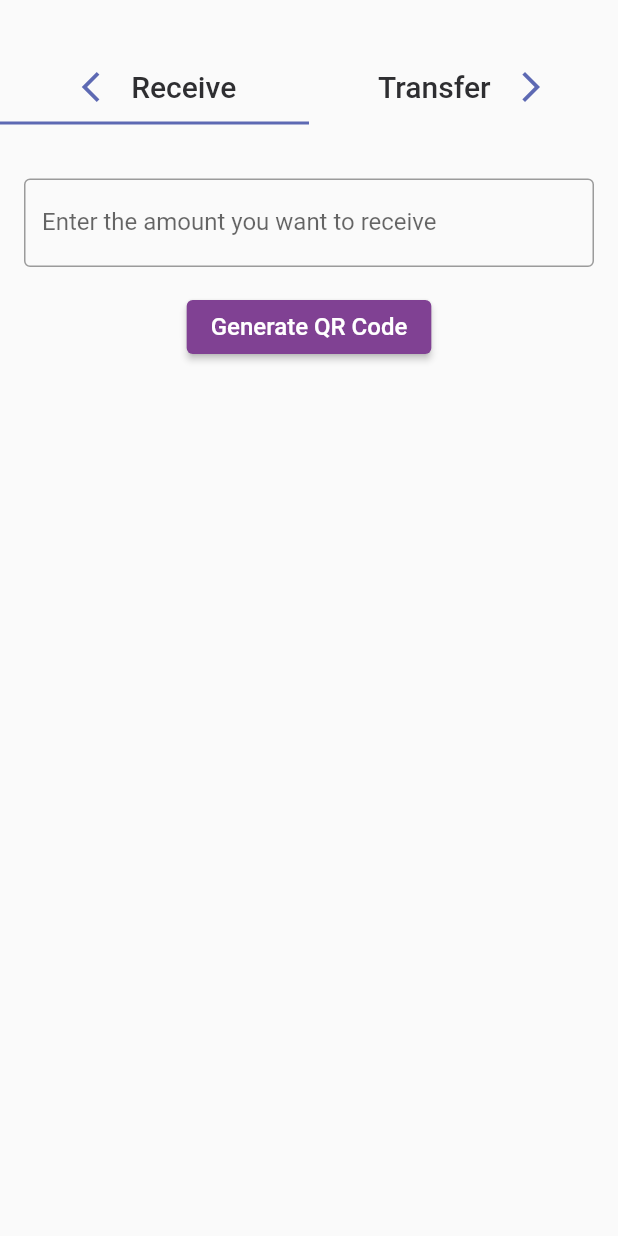
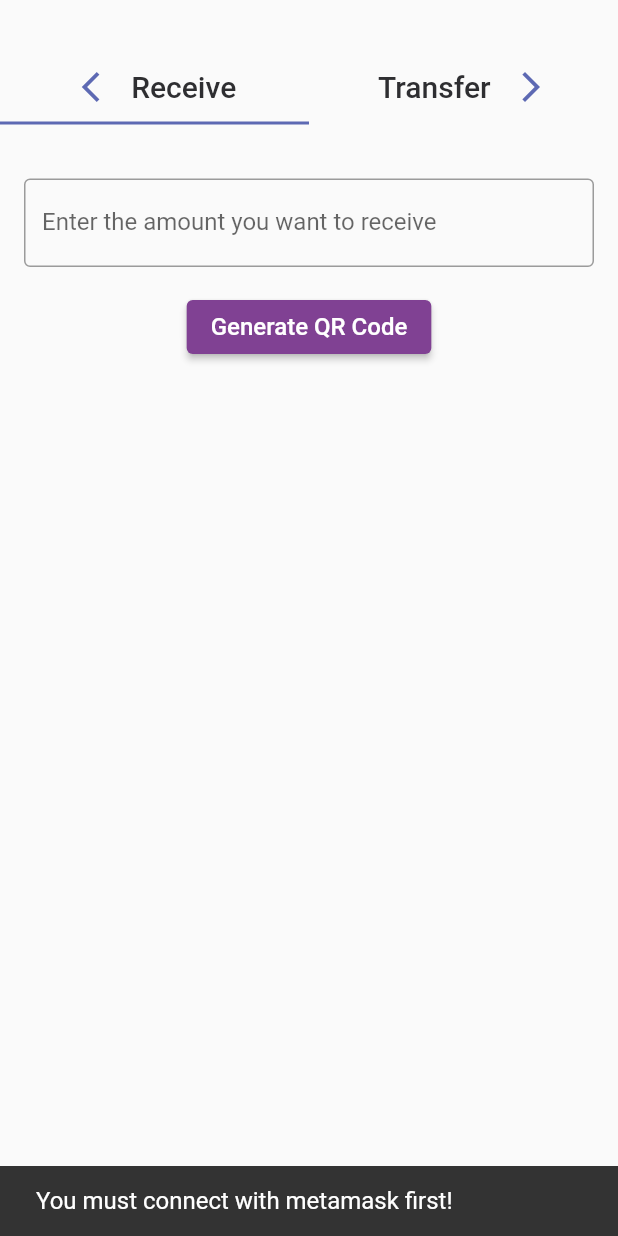
Before and after one commit to selinkeles/suPayment, a Flutter app: the TransferPage screen opened directly, after a tap on "Generate QR Code", on a phone screen of 412 x 824 dp. Run offline on Flutter 3.47's test engine with Material 2 defaults, Android fonts, the light colour scheme and no system bars; our stand-ins replace qr_flutter, socket_io_client; missing offline and left inert: qr_code_scanner, wallet_connect, wallet_connect_dart_v2, walletconnect_dart, web3dart; network calls fail.

Commit message:
Transfer pages metamask connection check

```diff
--- a/frontend/app/lib/pages/transaction_pages/transfer_page.dart
+++ b/frontend/app/lib/pages/transaction_pages/transfer_page.dart
@@ -136,9 +136,20 @@ class _TransferPageState extends State<TransferPage> {
                           ),
                           onPressed: () {
                             setState(() {
-                              _qrData = _amountController.text +
+                              if (walletProvider.wallet?.wallet_id != null) {
+                                _qrData = _amountController.text +
                                   "|" +
                                   walletProvider.wallet!.wallet_id;
+                              }
+                              else {
+                                ScaffoldMessenger.of(context).showSnackBar(SnackBar(
+                                content: AppText(
+                                  text: "You must connect with metamask first!",
+                                  color: Colors.white,
+                                ),
+                                duration: const Duration(seconds: 1),
+                              ));
+                              }
                               print(_qrData);
                             });
                           },
@@ -188,7 +199,17 @@ class _TransferPageState extends State<TransferPage> {
                           const SizedBox(height: 20),
                           ElevatedButton(
                             onPressed: () {
-                              _startScan();
+                              if (walletProvider.wallet?.wallet_id != null) {
+                                _startScan();
+                              }
+                              else {
+                                ScaffoldMessenger.of(context).showSnackBar(SnackBar(
+                                  content: AppText(
+                                    text: "You must connect with metamask first!",
+                                    color: Colors.white,
+                                  ),
+                                  duration: const Duration(seconds: 1),));
+                              }
                             },
                             child: Icon(Icons.camera_alt_rounded),
                             style: ElevatedButton.styleFrom(
```
